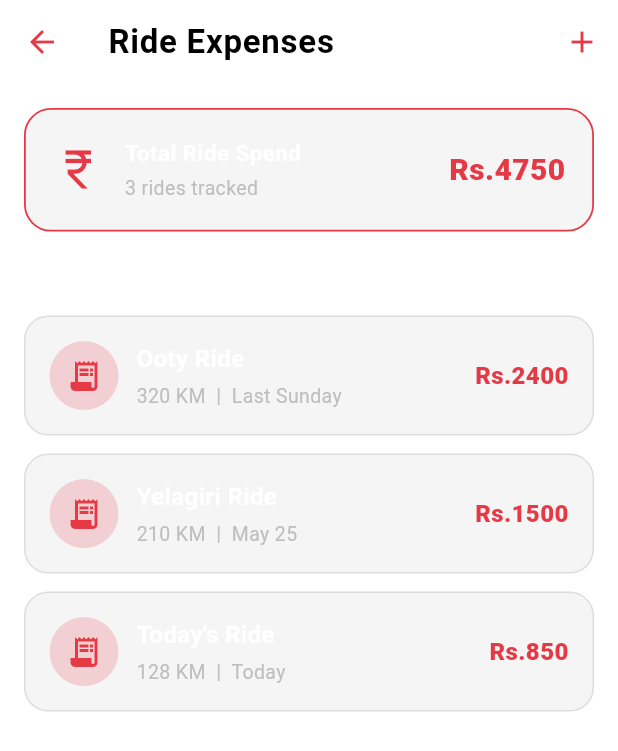
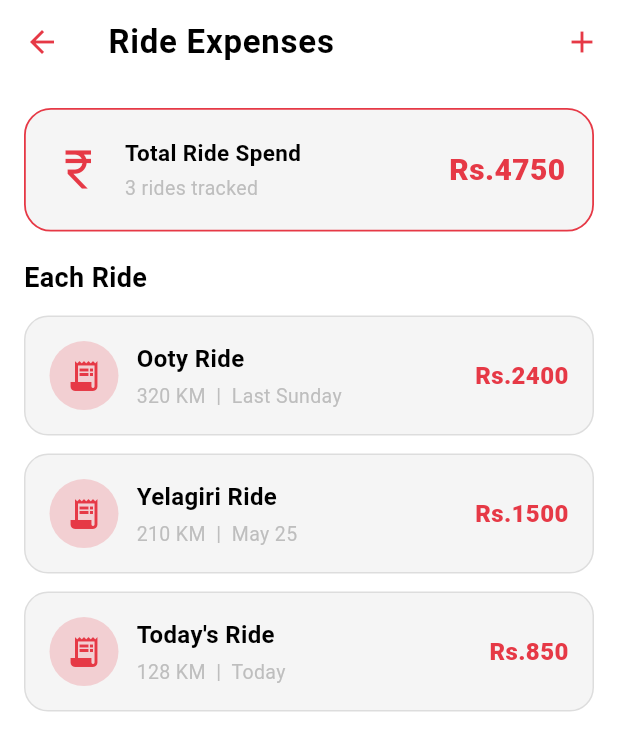
Before and after one commit to wolf-git-up/wolf, a Flutter app: the screen it shows after launch, after a tap on "Expenses", on a phone screen of 412 x 824 dp. Shown: the top 751 px of the screen. Run offline on Flutter 3.47's test engine with Material 3 defaults, Android fonts, the phone set to English and light mode, and no system bars.

Commit message:
Update gaara branch

```diff
--- a/bike/lib/main.dart
+++ b/bike/lib/main.dart
@@ -179,7 +179,7 @@ class _HomeScreen extends StatelessWidget {
                     Text(
                       'Welcome buddy 🔥',
                       style: TextStyle(
-                        color: AppColors.white,
+                        color: AppColors.black,
                         fontSize: 20,
                         fontWeight: FontWeight.w700,
                       ),
@@ -187,7 +187,7 @@ class _HomeScreen extends StatelessWidget {
                     SizedBox(height: 4),
                     Text(
                       '3Bikers Squad',
-                      style: TextStyle(color: AppColors.white, fontSize: 13),
+                      style: TextStyle(color: AppColors.black, fontSize: 13),
                     ),
                   ],
                 ),
@@ -346,7 +346,7 @@ class _RideInfoRow extends StatelessWidget {
         children: [
           Text(
             title,
-            style: const TextStyle(color: AppColors.white, fontSize: 15),
+            style: const TextStyle(color: AppColors.black, fontSize: 15),
           ),
           Text(
             value,
@@ -468,7 +468,7 @@ class _RideHistoryCard extends StatelessWidget {
                       Text(
                         location,
                         style: const TextStyle(
-                          color: AppColors.white,
+                          color: AppColors.black,
                           fontSize: 16,
                           fontWeight: FontWeight.w700,
                         ),
@@ -559,7 +559,7 @@ class _MapTabScreenState extends State<MapTabScreen> {
                     Text(
                       'No active ride yet',
                       style: TextStyle(
-                        color: AppColors.white,
+                        color: AppColors.black,
                         fontSize: 18,
                         fontWeight: FontWeight.w600,
                       ),
@@ -579,7 +579,7 @@ class _MapTabScreenState extends State<MapTabScreen> {
                   Text(
                     setup.rideName!,
                     style: const TextStyle(
-                      color: AppColors.white,
+                      color: AppColors.black,
                       fontSize: 26,
                       fontWeight: FontWeight.w700,
                     ),
@@ -602,7 +602,7 @@ class _MapTabScreenState extends State<MapTabScreen> {
                             Text(
                               _modeLabel(setup.rideMode),
                               style: const TextStyle(
-                                color: AppColors.white,
+                                color: AppColors.black,
                                 fontSize: 16,
                                 fontWeight: FontWeight.w700,
                               ),
@@ -726,7 +726,7 @@ class _MapInfoRow extends StatelessWidget {
           child: Text(
             value,
             style: const TextStyle(
-              color: AppColors.white,
+              color: AppColors.black,
               fontSize: 15,
               fontWeight: FontWeight.w600,
             ),
--- a/bike/lib/screens/expenses_screen.dart
+++ b/bike/lib/screens/expenses_screen.dart
@@ -178,7 +178,7 @@ class ExpensesScreen extends StatelessWidget {
               const Text(
                 'Each Ride',
                 style: TextStyle(
-                  color: AppColors.white,
+                  color: AppColors.black,
                   fontSize: 18,
                   fontWeight: FontWeight.w700,
                 ),
@@ -257,7 +257,7 @@ class _AddExpenseScreenState extends State<AddExpenseScreen> {
                   const Text(
                     'Select Ride',
                     style: TextStyle(
-                      color: AppColors.white,
+                      color: AppColors.black,
                       fontSize: 16,
                       fontWeight: FontWeight.w700,
                     ),
@@ -287,7 +287,7 @@ class _AddExpenseScreenState extends State<AddExpenseScreen> {
                   const Text(
                     'Expense Details',
                     style: TextStyle(
-                      color: AppColors.white,
+                      color: AppColors.black,
                       fontSize: 16,
                       fontWeight: FontWeight.w700,
                     ),
@@ -406,7 +406,7 @@ class RideExpenseCard extends StatelessWidget {
                   Text(
                     ride.rideName,
                     style: const TextStyle(
-                      color: AppColors.white,
+                      color: AppColors.black,
                       fontSize: 16,
                       fontWeight: FontWeight.w700,
                     ),
@@ -457,7 +457,7 @@ void showRideExpenseDetails(BuildContext context, RideExpense ride) {
                   child: Text(
                     ride.rideName,
                     style: const TextStyle(
-                      color: AppColors.white,
+                      color: AppColors.black,
                       fontSize: 20,
                       fontWeight: FontWeight.w800,
                     ),
@@ -519,7 +519,7 @@ class _ExpenseSummaryCard extends StatelessWidget {
                 const Text(
                   'Total Ride Spend',
                   style: TextStyle(
-                    color: AppColors.white,
+                    color: AppColors.black,
                     fontSize: 15,
                     fontWeight: FontWeight.w700,
                   ),
@@ -574,7 +574,7 @@ class _ExpenseBreakdownRow extends StatelessWidget {
             child: Text(
               item.label,
               style: const TextStyle(
-                color: AppColors.white,
+                color: AppColors.black,
                 fontSize: 15,
                 fontWeight: FontWeight.w600,
               ),
--- a/bike/lib/screens/ride_location_screen.dart
+++ b/bike/lib/screens/ride_location_screen.dart
@@ -74,7 +74,7 @@ class _RideLocationScreenState extends State<RideLocationScreen> {
             const Text(
               'Route',
               style: TextStyle(
-                color: AppColors.white,
+                color: AppColors.black,
                 fontSize: 24,
                 fontWeight: FontWeight.w700,
               ),
@@ -124,7 +124,7 @@ class _LocationField extends StatelessWidget {
   Widget build(BuildContext context) {
     return TextField(
       controller: controller,
-      style: const TextStyle(color: AppColors.white),
+      style: const TextStyle(color: AppColors.black),
       decoration: InputDecoration(
         labelText: label,
         prefixIcon: Icon(icon, color: AppColors.orange),
--- a/bike/lib/screens/ride_name_screen.dart
+++ b/bike/lib/screens/ride_name_screen.dart
@@ -60,7 +60,7 @@ class _RideNameScreenState extends State<RideNameScreen> {
             const Text(
               'Give your ride a name',
               style: TextStyle(
-                color: AppColors.white,
+                color: AppColors.black,
                 fontSize: 24,
                 fontWeight: FontWeight.w700,
               ),
@@ -73,7 +73,7 @@ class _RideNameScreenState extends State<RideNameScreen> {
             const SizedBox(height: 24),
             TextField(
               controller: _nameController,
-              style: const TextStyle(color: AppColors.white),
+              style: const TextStyle(color: AppColors.black),
               decoration: InputDecoration(
                 labelText: 'Trip Name',
                 labelStyle: const TextStyle(color: AppColors.grey),
--- a/bike/lib/screens/ride_type_screen.dart
+++ b/bike/lib/screens/ride_type_screen.dart
@@ -29,7 +29,7 @@ class RideTypeScreen extends StatelessWidget {
             const Text(
               'Select Ride Type',
               style: TextStyle(
-                color: AppColors.white,
+                color: AppColors.black,
                 fontSize: 24,
                 fontWeight: FontWeight.w700,
               ),
@@ -144,7 +144,7 @@ class _RideTypeCard extends StatelessWidget {
                   Text(
                     title,
                     style: const TextStyle(
-                      color: AppColors.white,
+                      color: AppColors.black,
                       fontSize: 18,
                       fontWeight: FontWeight.w700,
                     ),
--- a/bike/lib/screens/role_selection_screen.dart
+++ b/bike/lib/screens/role_selection_screen.dart
@@ -57,7 +57,7 @@ class RoleSelectionScreen extends StatelessWidget {
                     child: Text(
                       role.displayName,
                       style: const TextStyle(
-                        color: AppColors.white,
+                        color: AppColors.black,
                         fontSize: 16,
                         fontWeight: FontWeight.w700,
                       ),
--- a/bike/lib/screens/settings_screen.dart
+++ b/bike/lib/screens/settings_screen.dart
@@ -58,7 +58,7 @@ class SettingsScreen extends StatelessWidget {
               subtitle: appTheme.isDarkMode ? 'Dark mode' : 'Light mode',
               trailing: Switch(
                 value: appTheme.isDarkMode,
-                activeColor: AppColors.orange,
+                activeThumbColor: AppColors.orange,
                 onChanged: (value) => appTheme.setTheme(value),
               ),
               onTap: () => appTheme.setTheme(!appTheme.isDarkMode),
@@ -152,7 +152,7 @@ class SettingsScreen extends StatelessWidget {
         ),
         content: const Text(
           'Are you sure you want to logout?',
-          style: TextStyle(color: AppColors.white),
+          style: TextStyle(color: AppColors.black),
         ),
         actions: [
           TextButton(
@@ -251,7 +251,7 @@ class _SettingsTile extends StatelessWidget {
                     Text(
                       title,
                       style: const TextStyle(
-                        color: AppColors.white,
+                        color: AppColors.black,
                         fontSize: 16,
                         fontWeight: FontWeight.w700,
                       ),
--- a/bike/lib/screens/stats_screen.dart
+++ b/bike/lib/screens/stats_screen.dart
@@ -142,7 +142,7 @@ class _GroupsLedTab extends StatelessWidget {
               const Text(
                 'Rides Per Group',
                 style: TextStyle(
-                  color: AppColors.white,
+                  color: Color.fromARGB(255, 0, 0, 0),
                   fontSize: 18,
                   fontWeight: FontWeight.w700,
                 ),
@@ -339,7 +339,7 @@ class _StatRow extends StatelessWidget {
             const SizedBox(width: 12),
             Text(
               label,
-              style: const TextStyle(color: AppColors.white, fontSize: 14),
+              style: const TextStyle(color: AppColors.black, fontSize: 14),
             ),
           ],
         ),
@@ -423,7 +423,7 @@ class _GroupStatsCard extends StatelessWidget {
                 padding: const EdgeInsets.only(bottom: 4),
                 child: Text(
                   '${e.key.displayName}: ${e.value}',
-                  style: const TextStyle(color: AppColors.white, fontSize: 12),
+                  style: const TextStyle(color: AppColors.black, fontSize: 12),
                 ),
               );
             }),
@@ -453,7 +453,7 @@ class _MiniStatRow extends StatelessWidget {
         Text(
           value,
           style: const TextStyle(
-            color: AppColors.white,
+            color: AppColors.black,
             fontSize: 13,
             fontWeight: FontWeight.w600,
           ),
@@ -543,7 +543,7 @@ class _GroupDetailCard extends StatelessWidget {
                         Text(
                           '${entry.key.emoji} ${entry.key.displayName}',
                           style: const TextStyle(
-                            color: AppColors.white,
+                            color: AppColors.black,
                             fontSize: 13,
                           ),
                         ),
@@ -690,7 +690,7 @@ class _LeadershipStatBar extends StatelessWidget {
             Text(
               label,
               style: const TextStyle(
-                color: AppColors.white,
+                color: AppColors.black,
                 fontSize: 13,
                 fontWeight: FontWeight.w600,
               ),
--- a/bike/lib/widgets/squad_widgets.dart
+++ b/bike/lib/widgets/squad_widgets.dart
@@ -57,7 +57,7 @@ class RiderAvatar extends StatelessWidget {
             child: Text(
               rider.avatarInitials,
               style: TextStyle(
-                color: AppColors.white,
+                color: AppColors.black,
                 fontSize: size * 0.33,
                 fontWeight: FontWeight.w700,
               ),
@@ -210,7 +210,7 @@ class FormationSlot extends StatelessWidget {
         Text(
           rider.name.split(' ').first,
           style: const TextStyle(
-            color: AppColors.white,
+            color: AppColors.black,
             fontSize: 11,
             fontWeight: FontWeight.w600,
           ),
```
Also changed, not shown: bike/lib/screens/bike_brand_selection_screen.dart (+16 -16 lines), bike/lib/screens/group_detail_screen.dart (+10 -10 lines), bike/lib/screens/profile_screen.dart (+13 -13 lines), bike/lib/screens/squad_screen.dart (+12 -12 lines), bike/lib/screens/squad_selection_screen.dart (+4 -4 lines), 2 other files.
